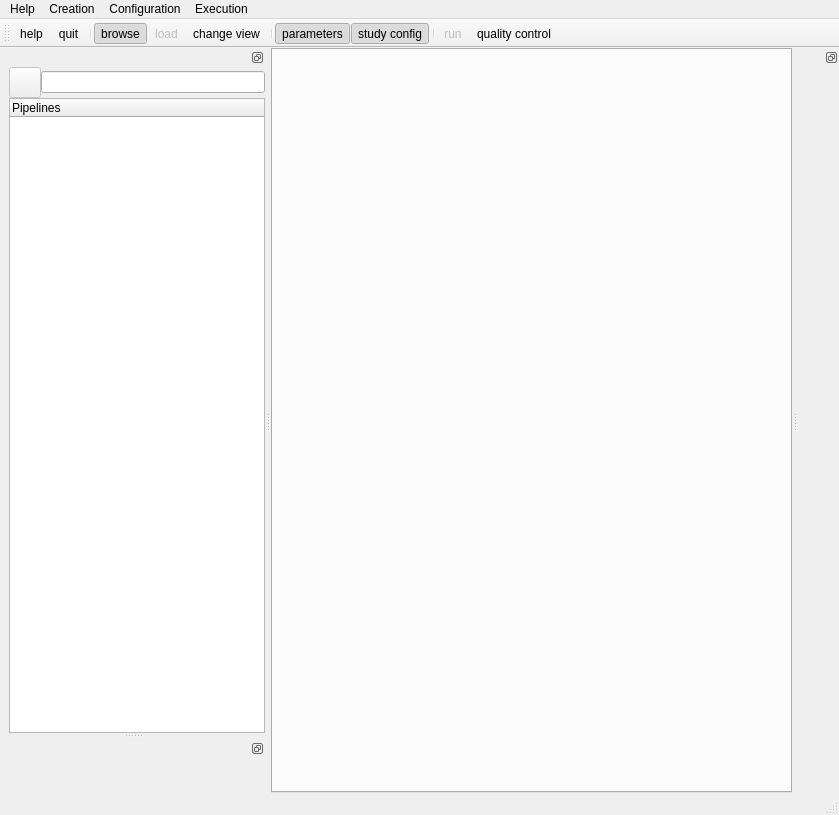
Before: the Qt Designer form capsul/qt_apps/resources/capsul.ui in populse/capsul, drawn with Qt 5.
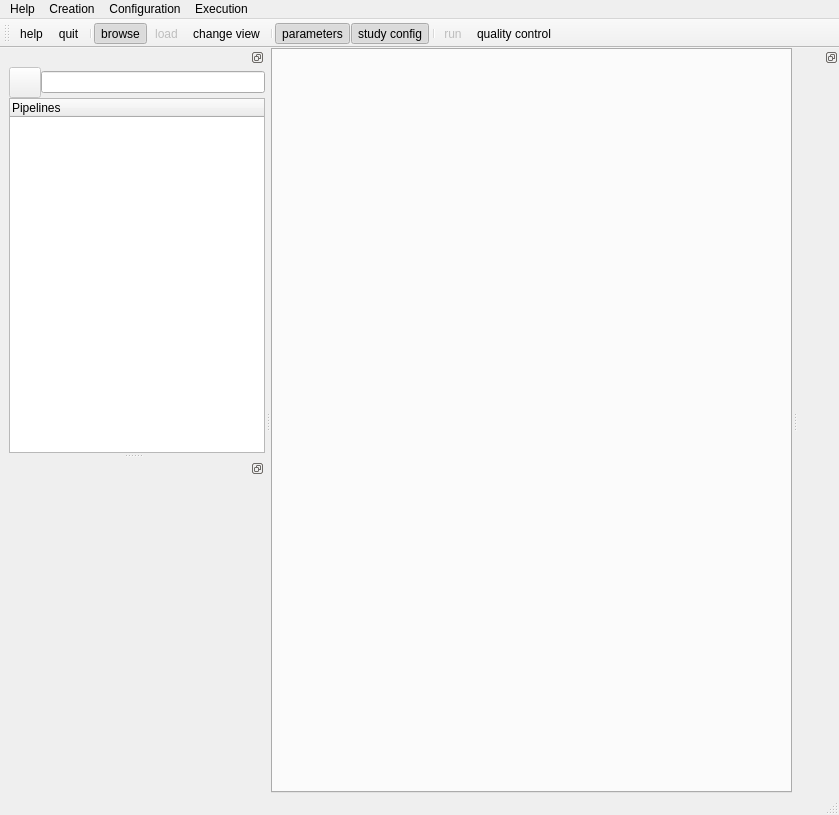
After: the same form once the commit is applied. Icons and pictures are not drawn.

Commit message: capsul/qt_apps/resources/capsul: set minimum height in parameter dock widget.

Diff of the .ui file:
```diff
--- a/capsul/qt_apps/resources/capsul.ui
+++ b/capsul/qt_apps/resources/capsul.ui
@@ -187,6 +187,12 @@
    </widget>
   </widget>
   <widget class="QDockWidget" name="dockWidgetParameters">
+   <property name="minimumSize">
+    <size>
+     <width>56</width>
+     <height>200</height>
+    </size>
+   </property>
    <property name="features">
     <set>QDockWidget::DockWidgetFloatable|QDockWidget::DockWidgetMovable</set>
    </property>
```
